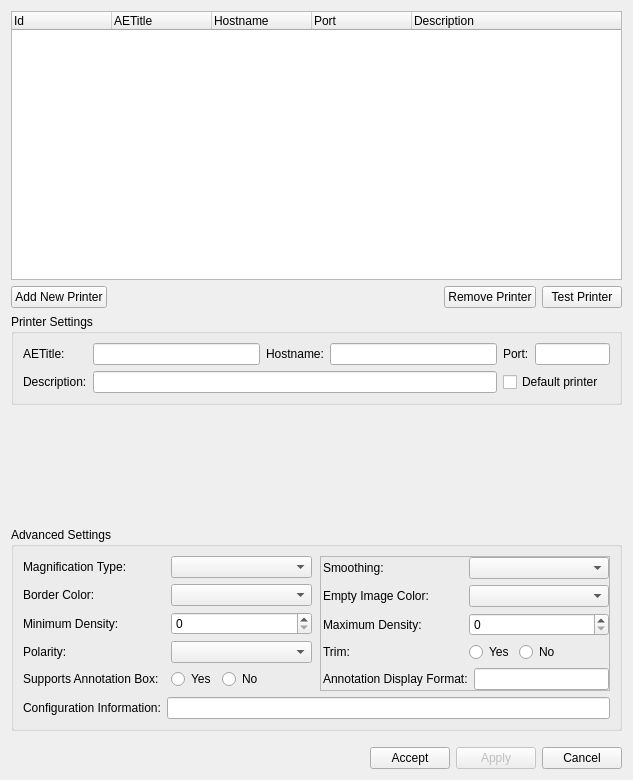
Qt form starviewer/src/extensions/main/dicomprint/qdicomprinterconfigurationwidgetbase.ui (starviewer-medical/starviewer) before a commit.
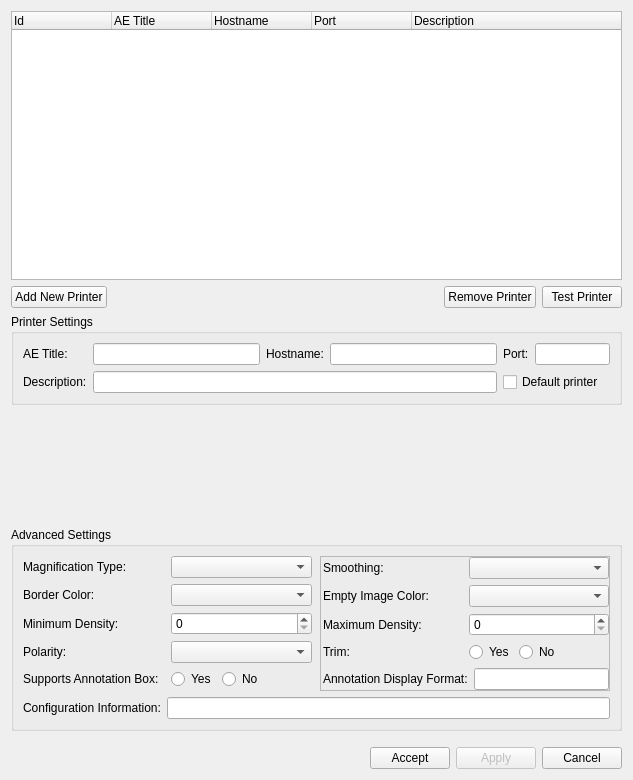
The same form after that commit. Icons and pictures are not drawn. Custom widgets are drawn as their Qt base class.

Commit message: ENH: Corretgim AETitle per AE Title a l'extensió DICOMPrint #1822

```diff
--- a/starviewer/src/extensions/main/dicomprint/qdicomprinterconfigurationwidgetbase.ui
+++ b/starviewer/src/extensions/main/dicomprint/qdicomprinterconfigurationwidgetbase.ui
@@ -44,7 +44,7 @@
      </column>
      <column>
       <property name="text">
-       <string>AETitle</string>
+       <string>AE Title</string>
       </property>
      </column>
      <column>
@@ -156,7 +156,7 @@
          <bool>true</bool>
         </property>
         <property name="text">
-         <string>AETitle:</string>
+         <string>AE Title:</string>
         </property>
        </widget>
       </item>
```
The commit also changes 7 other files.
